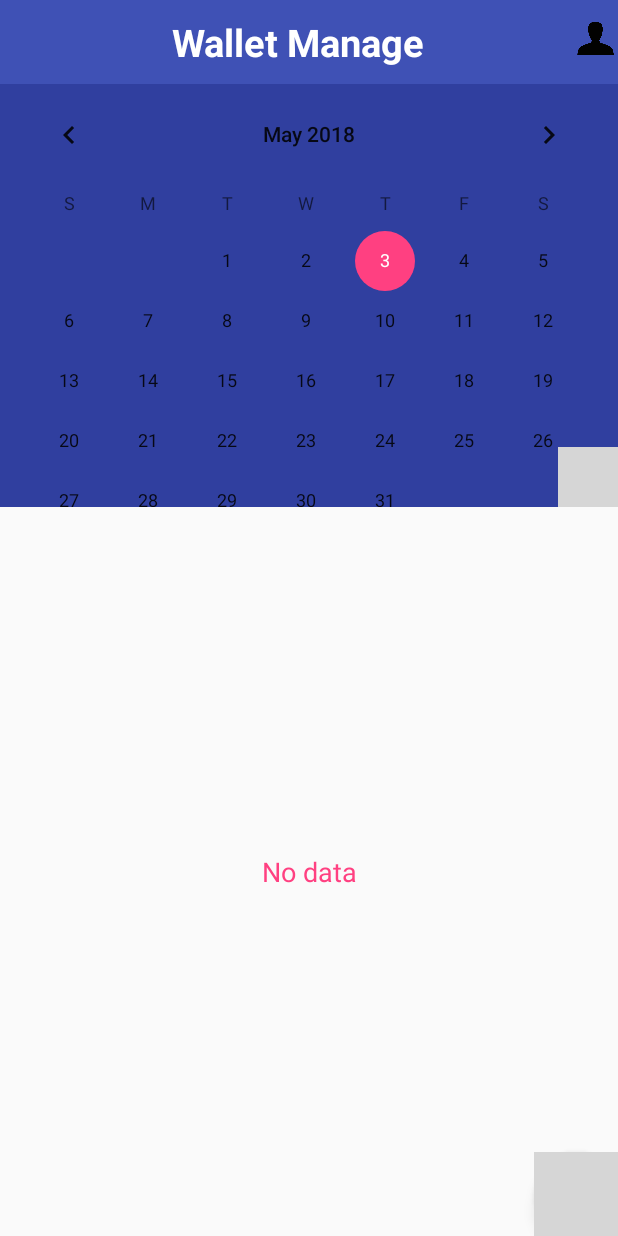
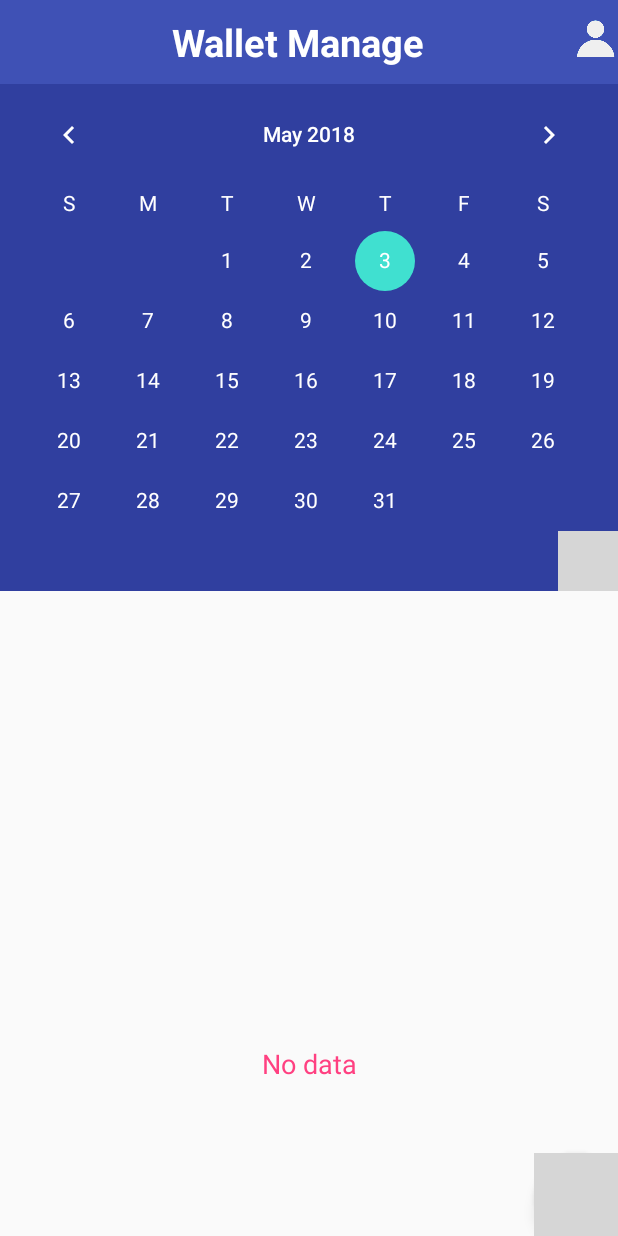
Before and after one commit to yuhny/MyWallet, an Android app: the WalletManageFragment screen opened directly, with no data from a screen before it, on a phone screen of 412 x 824 dp. Run offline under Robolectric (Android 15) with nearby library versions, the phone set to English and light mode, and no system bars; grey boxes are pictures that could not be loaded.

Commit message:
Fixed icon user in toolbar, fix text color of Calendarview

```diff
--- a/app/src/main/java/com/terralogic/mywallet/fragment/WalletManageFragment.java
+++ b/app/src/main/java/com/terralogic/mywallet/fragment/WalletManageFragment.java
@@ -3,9 +3,11 @@ package com.terralogic.mywallet.fragment;
 
 import android.graphics.Color;
 import android.graphics.drawable.ColorDrawable;
+import android.os.Build;
 import android.os.Bundle;
 import android.support.annotation.NonNull;
 import android.support.annotation.Nullable;
+import android.support.annotation.RequiresApi;
 import android.support.design.widget.FloatingActionButton;
 import android.support.v4.app.Fragment;
 import android.support.v4.app.FragmentManager;
@@ -39,6 +41,7 @@ public class WalletManageFragment extends Fragment {
     private String text, result;
     private MySQLite mySQLite;
 
+    @RequiresApi(api = Build.VERSION_CODES.JELLY_BEAN)
     @Nullable
     @Override
     public View onCreateView(LayoutInflater inflater,
@@ -49,8 +52,9 @@ public class WalletManageFragment extends Fragment {
 
         mCalendarView = (CalendarView) view.findViewById(R.id.calendar);
         mFabAddNew = (FloatingActionButton) view.findViewById(R.id.fabAddNew);
+        mImgBalance = (ImageView) view.findViewById(R.id.imgBalance);
 
-        mImgBalance = (ImageView) view.findViewById(R.id.imgBalance);
+        mCalendarView.setSelectedDateVerticalBar(R.drawable.background_income);
 
         clickCalendarView();
         clickBalance();
--- a/app/src/main/res/layout/fragment_wallet_manager.xml
+++ b/app/src/main/res/layout/fragment_wallet_manager.xml
@@ -3,19 +3,22 @@
     android:layout_width="match_parent"
     android:layout_height="match_parent"
     android:orientation="vertical"
-    android:weightSum="3">
+    android:weightSum="1">
 
     <LinearLayout
         android:layout_width="match_parent"
-        android:layout_height="wrap_content"
-        android:layout_weight="0.5">
+        android:layout_height="match_parent"
+        android:layout_weight="0.3">
 
         <CalendarView
             android:id="@+id/calendar"
             android:layout_width="match_parent"
             android:layout_height="wrap_content"
             android:background="@color/colorPrimaryDark"
-            android:clickable="true">
+            android:clickable="true"
+            android:dateTextAppearance="@style/CalenderViewDateCustomText"
+            android:theme="@style/CalenderViewCustom"
+            android:weekDayTextAppearance="@style/CalenderViewWeekCustomText">
 
             <ImageView
                 android:id="@+id/imgBalance"
@@ -28,11 +31,15 @@
         </CalendarView>
     </LinearLayout>
 
+    <LinearLayout
+        android:layout_width="match_parent"
+        android:layout_height="match_parent"
+        android:layout_weight="0.7">
+
         <FrameLayout
             android:id="@+id/frameWallet"
             android:layout_width="match_parent"
-        android:layout_height="match_parent"
-        android:layout_weight="2.5">
+            android:layout_height="match_parent">
 
             <android.support.design.widget.FloatingActionButton
                 android:id="@+id/fabAddNew"
@@ -43,3 +50,4 @@
                 android:src="@drawable/ic_add" />
         </FrameLayout>
     </LinearLayout>
+</LinearLayout>
--- a/app/src/main/res/layout/manager_toolbar.xml
+++ b/app/src/main/res/layout/manager_toolbar.xml
@@ -24,7 +24,7 @@
             android:id="@+id/iconUser"
             android:layout_width="30dp"
             android:layout_height="30dp"
-            android:src="@drawable/user_icon" />
+            android:src="@drawable/icon_user" />
     </LinearLayout>
     <!--<ImageView-->
     <!--android:layout_width="50dp"-->
--- a/app/src/main/res/values/styles.xml
+++ b/app/src/main/res/values/styles.xml
@@ -8,4 +8,17 @@
         <item name="colorAccent">@color/colorAccent</item>
     </style>
 
+    <style name="CalenderViewCustom" parent="Theme.AppCompat">
+        <item name="colorAccent">@color/turquoise</item>
+        <item name="colorPrimary">@color/colorWhite</item>
+    </style>
+
+    <style name="CalenderViewDateCustomText" parent="android:TextAppearance.DeviceDefault.Small">
+        <item name="android:textColor">@color/colorWhite</item>
+        <item name="android:weekNumberColor">@color/turquoise</item>
+    </style>
+
+    <style name="CalenderViewWeekCustomText" parent="android:TextAppearance.DeviceDefault.Small">
+        <item name="android:textColor">@color/colorWhite</item>
+    </style>
 </resources>
```
Also changed, not shown: app/src/main/res/drawable/icon_user.png (added), app/src/main/res/drawable/user_icon.png. Lines whose indentation alone changed are shown as unchanged.
